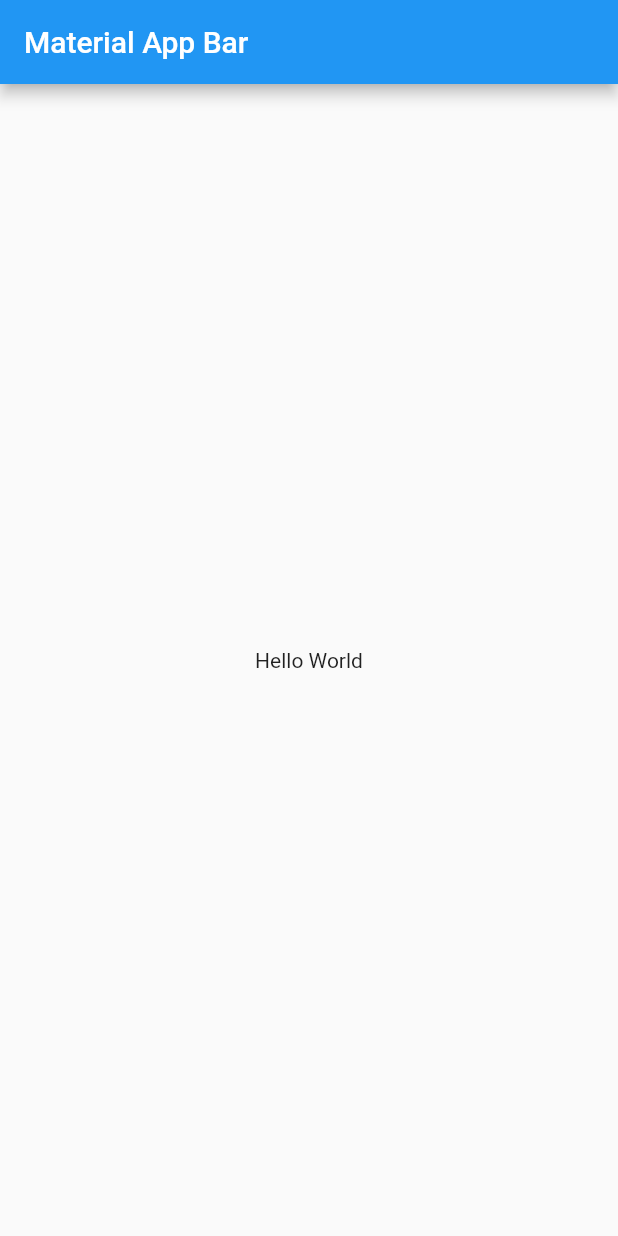
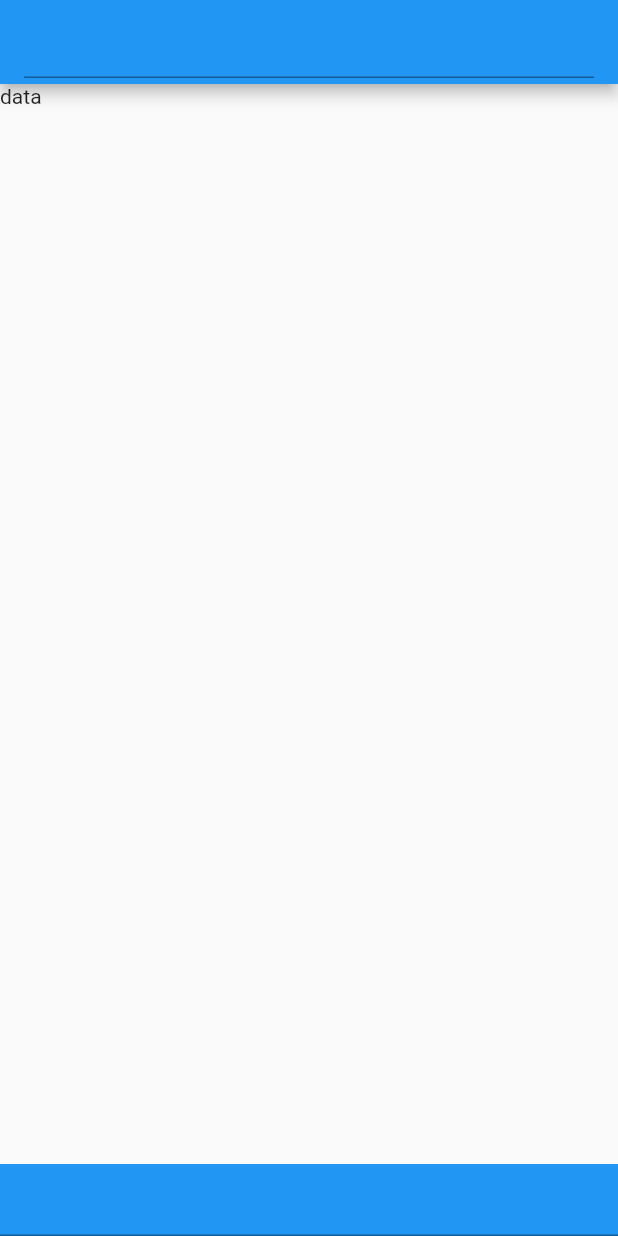
Before and after one commit to yang-lile/send_on_lan, a Flutter app: the screen it shows after launch, on a phone screen of 412 x 824 dp. Run offline on Flutter 3.47's test engine with Material 2 defaults, Android fonts, the phone set to English and light mode, and no system bars; missing offline and left inert: grpc, protobuf.

```diff
--- a/lib/main.dart
+++ b/lib/main.dart
@@ -1,120 +1,98 @@
-// import 'dart:io';
+import 'dart:io';
 
-// import 'package:flutter/material.dart';
-// import 'package:grpc/grpc.dart' as grpc;
-// import 'package:send_on_lan/communitation.dart';
-// import 'package:send_on_lan/protobuf_gen/text.pbgrpc.dart';
+import 'package:flutter/material.dart';
+import 'package:grpc/grpc.dart' as grpc;
+import 'package:send_on_lan/communitation.dart';
+import 'package:send_on_lan/protobuf_gen/text.pbgrpc.dart';
 
-// main(List<String> args) => runApp(MyApp());
-
-// class MyApp extends StatelessWidget {
-//   @override
-//   Widget build(BuildContext context) {
-//     return MaterialApp(
-//       title: 'xxx',
-//       home: MyHomePage(),
-//     );
-//   }
-// }
-
-// class MyHomePage extends StatefulWidget {
-//   @override
-//   _MyHomePageState createState() => _MyHomePageState();
-// }
-
-// class _MyHomePageState extends State<MyHomePage> {
-//   late String clientIp;
-//   var serverIp = "";
-//   late Future future;
-//   var controller1 = TextEditingController();
-//   var controller2 = TextEditingController();
-//   @override
-//   void initState() {
-//     future = NetworkInterface.list(
-//       includeLinkLocal: true,
-//     ).then(
-//       (value) => clientIp = value[0].addresses[0].address,
-//     );
-
-//     super.initState();
-//   }
-
-//   @override
-//   Widget build(BuildContext context) {
-//     return FutureBuilder(
-//       future: future,
-//       builder: (context, snap) {
-//         if (snap.connectionState != ConnectionState.done) {
-//           return CircularProgressIndicator();
-//         } else {
-//           return Scaffold(
-//             appBar: AppBar(
-//               title: TextFormField(
-//                 controller: controller1,
-//                 onEditingComplete: () => this.serverIp = controller1.value.text,
-//               ),
-//             ),
-//             bottomNavigationBar: ColoredBox(
-//               color: Colors.blue,
-//                           child: TextFormField(
-//                 controller: controller2,
-//                 onEditingComplete: () {
-//                   // send
-//                   var clientChannel = grpc.ClientChannel(
-//                     this.serverIp,
-//                   );
-//                   var cc = CCClient(clientChannel);
-//                   cc.send(
-//                     Stream.value(
-//                       OneMessage(value: controller2.text),
-//                     ),
-//                   );
-//                 },
-//               ),
-//             ),
-//             body: StreamBuilder(
-//               builder: (context, snap) {
-//                 if (snap.connectionState == ConnectionState.active) {
-//                   return ListView.builder(
-//                     itemCount: MyService.messages.length,
-//                     itemBuilder: (context, index) {
-//                       return ListTile(
-//                         title: MyService.messages[index],
-//                       );
-//                     },
-//                   );
-//                 } else if (snap.connectionState == ConnectionState.none) {
-//                   return Text("data");
-//                 } else {
-//                   return CircularProgressIndicator();
-//                 }
-//               },
-//             ),
-//           );
-//         }
-//       },
-//     );
-//   }
-// }
-import 'package:flutter/material.dart';
-
-void main() => runApp(MyApp());
+main(List<String> args) => runApp(MyApp());
 
 class MyApp extends StatelessWidget {
   @override
   Widget build(BuildContext context) {
     return MaterialApp(
-      title: 'Material App',
-      home: Scaffold(
-        appBar: AppBar(
-          title: Text('Material App Bar'),
-        ),
-        body: Center(
-          child: Container(
-            child: Text('Hello World'),
-          ),
-        ),
-      ),
+      title: 'xxx',
+      home: MyHomePage(),
     );
   }
 }
+
+class MyHomePage extends StatefulWidget {
+  @override
+  _MyHomePageState createState() => _MyHomePageState();
+}
+
+class _MyHomePageState extends State<MyHomePage> {
+  late String clientIp;
+  var serverIp = "";
+  late Future future;
+  var controller1 = TextEditingController();
+  var controller2 = TextEditingController();
+  @override
+  void initState() {
+    future = NetworkInterface.list(
+      includeLinkLocal: true,
+    ).then(
+      (value) => clientIp = value[0].addresses[0].address,
+    );
+
+    super.initState();
+  }
+
+  @override
+  Widget build(BuildContext context) {
+    return FutureBuilder(
+      future: future,
+      builder: (context, snap) {
+        if (snap.connectionState != ConnectionState.done) {
+          return CircularProgressIndicator();
+        } else {
+          return Scaffold(
+            appBar: AppBar(
+              title: TextFormField(
+                controller: controller1,
+                onEditingComplete: () => this.serverIp = controller1.value.text,
+              ),
+            ),
+            bottomNavigationBar: ColoredBox(
+              color: Colors.blue,
+              child: TextFormField(
+                controller: controller2,
+                onEditingComplete: () {
+                  // send
+                  var clientChannel = grpc.ClientChannel(
+                    this.serverIp,
+                  );
+                  var cc = CCClient(clientChannel);
+                  cc.send(
+                    Stream.value(
+                      OneMessage(value: controller2.text),
+                    ),
+                  );
+                },
+              ),
+            ),
+            body: StreamBuilder(
+              builder: (context, snap) {
+                if (snap.connectionState == ConnectionState.active) {
+                  return ListView.builder(
+                    itemCount: MyService.messages.length,
+                    itemBuilder: (context, index) {
+                      return ListTile(
+                        title: MyService.messages[index],
+                      );
+                    },
+                  );
+                } else if (snap.connectionState == ConnectionState.none) {
+                  return Text("data");
+                } else {
+                  return CircularProgressIndicator();
+                }
+              },
+            ),
+          );
+        }
+      },
+    );
+  }
+}
```
Also changed, not shown: pubspec.lock, 3 other files.
